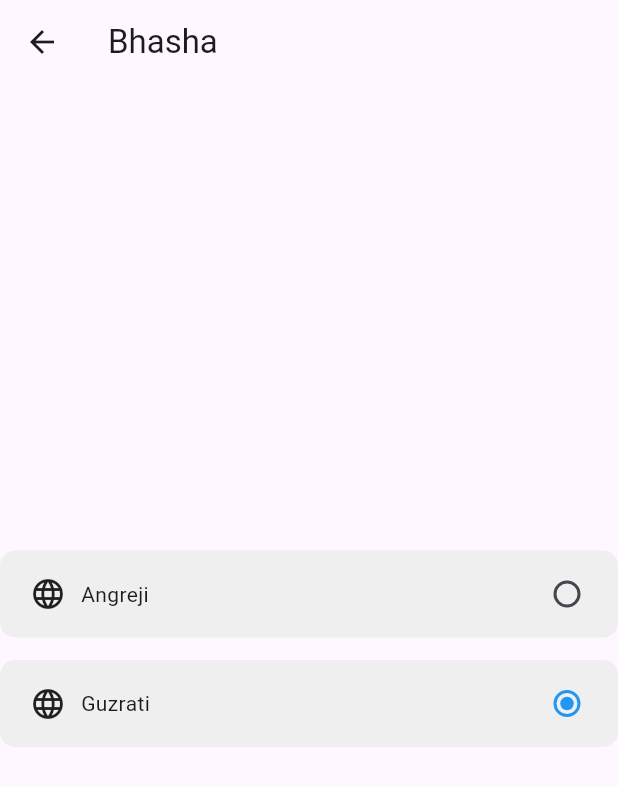
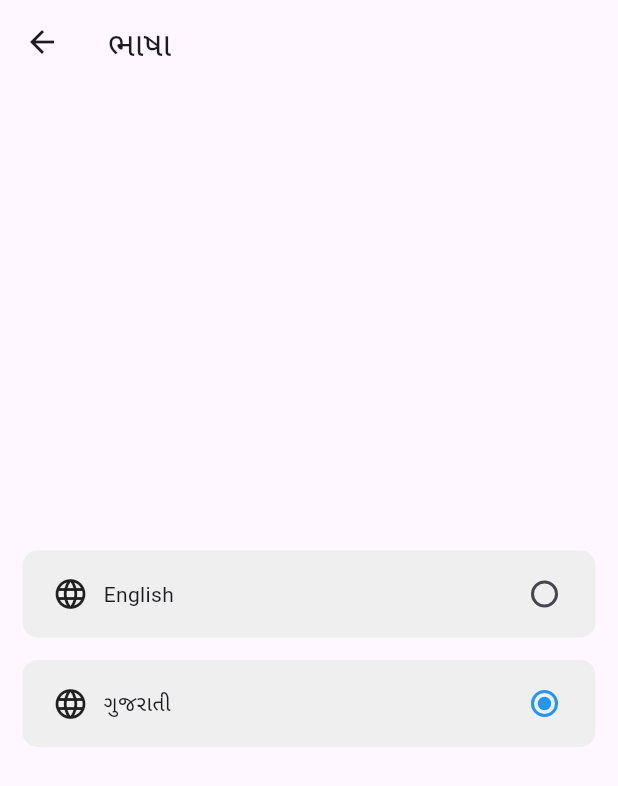
Before and after one commit to Jaydeep0604/getx_mvvm, a Flutter app: the LanguageScreen screen opened directly, after a tap on "Gujarati", on a phone screen of 412 x 824 dp. Shown: the top 786 px of the screen. Run offline on Flutter 3.47's test engine with Material 2 defaults, Android fonts, the phone set to English and light mode, and no system bars; our stand-ins replace fluttertoast, get, shared_preferences; missing offline and left inert: translator; accounts and stored records are empty.

Commit message:
app localization done with last updated language store

```diff
--- a/assets/lang/gu.json
+++ b/assets/lang/gu.json
@@ -1,11 +1,16 @@
 {
     "home":"ઘર",
-    "hello":"Ghello",
+    "hello":"નમસ્તે",
     "login":"પ્રવેશ કરો",
     "logout":"લૉગ આઉટ",
     "yes":"હા",
     "no":"ના",
-    "english":"Angreji",
-    "gujarati":"Guzrati",
-    "language":"Bhasha"
+    "english":"English",
+    "gujarati":"ગુજરાતી",
+    "language":"ભાષા",
+    "choose_your_language":"તમારી ભાષા પસંદ કરો",
+    "genrate_new":"નવું જનરેટ કરો",
+    "no_internet":"ઇન્ટરનેટ નથી",
+    "do_you_want_to_exit_this_application?":"શું તમે આ એપ્લિકેશનમાંથી બહાર નીકળવા માંગો છો?",
+    "quote_copied_to_clipboard":"ક્વોટ ક્લિપબોર્ડ પર કૉપિ કર્યું"
 }
--- a/lib/main.dart
+++ b/lib/main.dart
@@ -4,21 +4,21 @@ import 'package:get/get.dart';
 import 'package:getx_mvvm/languages/localization.dart';
 import 'package:getx_mvvm/resources/routes/routes.dart';
 import 'package:flutter_localizations/flutter_localizations.dart';
-import 'package:getx_mvvm/services/app_translator.dart';
 import 'package:getx_mvvm/view_models/controller/user_preferance_controller.dart';
 
 void main() async {
   WidgetsFlutterBinding.ensureInitialized();
-
-  String? locale = await userPreferance.getLanguage();
   SystemChrome.setPreferredOrientations([
     DeviceOrientation.portraitUp,
     DeviceOrientation.portraitDown,
   ]);
-  runApp(MyApp());
+  runApp(MyApp(
+
+  ));
 }
 
 class MyApp extends StatefulWidget {
+
   MyApp({Key? key}) : super(key: key);
 
   static void setLocale(BuildContext context, Locale newLocale) {
@@ -36,35 +36,32 @@ class MyApp extends StatefulWidget {
 
 class _MyAppState extends State<MyApp> {
   Locale? _locale;
-  // Locale _locale = Locale('gu', 'IN');
-  // late AppTranslator translator;
 
   @override
   void didChangeDependencies() {
     userPreferance.getLanguage().then((locale) {
-      setState(() {
-        Locale(locale!);
-      });
-
+        setState(() {
+          _locale = Locale(locale!);
+        });
       print("this is locale $locale");
     });
 
     super.didChangeDependencies();
   }
 
-  // void setLang() async {
-  //   final lang = await userPreferance.getLanguage();
-  //   if (lang != null) {
-  //     if (lang == "en") {
-  //       _locale = Locale('en', "US");
-  //     } else if (lang == 'gu') {
-  //       _locale = Locale('gu', "IN");
-  //     }
-  //     // translator = AppTranslator(locale: _locale!);
-  //   } else {
-  //     // translator = AppTranslator(locale: _locale!);
-  //   }
-  // }
+  void setLang() async {
+    final lang = await userPreferance.getLanguage();
+    if (lang != null) {
+      if (lang == "en") {
+        _locale = Locale('en', "US");
+      } else if (lang == 'gu') {
+        _locale = Locale('gu', "IN");
+      }
+      // translator = AppTranslator(locale: _locale!);
+    } else {
+      // translator = AppTranslator(locale: _locale!);
+    }
+  }
 
   void setLocale(Locale locale) {
     setState(() {
@@ -89,12 +86,8 @@ class _MyAppState extends State<MyApp> {
         GlobalCupertinoLocalizations.delegate,
       ],
       supportedLocales: [
-        Locale(
-          'en',
-        ),
-        Locale(
-          'gu',
-        ),
+        Locale('en', 'US'),
+        Locale('gu', 'IN'),
       ],
       locale: _locale,
     );
--- a/lib/view/login/language.dart
+++ b/lib/view/login/language.dart
@@ -1,9 +1,7 @@
 import 'package:flutter/material.dart';
 import 'package:getx_mvvm/languages/localization.dart';
 import 'package:getx_mvvm/main.dart';
-import 'package:getx_mvvm/view_models/controller/user_preferance_controller.dart';
-
-import '../../resources/colors/colors.dart';
+import 'package:getx_mvvm/resources/colors/colors.dart';
 
 class LanguageScreen extends StatefulWidget {
   @override
@@ -11,16 +9,19 @@ class LanguageScreen extends StatefulWidget {
 }
 
 class _LanguageScreenState extends State<LanguageScreen> {
-  late Locale? locale;
+  Locale? _locale;
 
-  @override
-  void initState() {
-    super.initState();
-    getLocale();
-  }
+  void didChangeDependencies() {
+    super.didChangeDependencies();
+    // userPreferance.getLanguage().then((locale) {
+    //   setState(() {
+    //     _locale = Locale(locale!);
+    //     print(_locale);
+    //     print(locale);
+    //   });
+    // });
 
-  getLocale() {
-    locale = MyApp.getLocale(context);
+    _locale = MyApp.getLocale(context) ?? Locale('en');
   }
 
   @override
@@ -31,16 +32,18 @@ class _LanguageScreenState extends State<LanguageScreen> {
             AppLocalization.of(context)?.getTranslatedValue('language') ??
                 'Language'),
       ),
-      body: Column(
+      body: Padding(
+        padding: const EdgeInsets.all(15),
+        child: Column(
           mainAxisAlignment: MainAxisAlignment.center,
           crossAxisAlignment: CrossAxisAlignment.center,
           children: [
             GestureDetector(
               onTap: () {
                 setState(() {
-                locale = Locale("en", "US");
+                  _locale = Locale("en");
                 });
-              MyApp.setLocale(context, locale as Locale);
+                MyApp.setLocale(context, _locale as Locale);
               },
               child: Container(
                 decoration: BoxDecoration(
@@ -61,18 +64,17 @@ class _LanguageScreenState extends State<LanguageScreen> {
                     ),
                     Radio(
                       activeColor: AppColors.blueColor,
-                      value: Locale("en", "US"),
-                      groupValue: locale,
+                      value: Locale("en"),
+                      groupValue: _locale,
                       onChanged: (language) async {
                         if (language != null) {
-                          Locale _locale = await userPreferance
-                              .setLanguage(language.languageCode);
-                          MyApp.setLocale(context, _locale);
+                          MyApp.setLocale(context, _locale as Locale);
                         }
-                        // setState(() {
-                        //   locale = language as Locale;
-                        // });
-                      })
+                        setState(() {
+                          _locale = language as Locale;
+                        });
+                      },
+                    )
                   ],
                 ),
               ),
@@ -83,9 +85,9 @@ class _LanguageScreenState extends State<LanguageScreen> {
             GestureDetector(
               onTap: () {
                 setState(() {
-                locale = Locale("gu", "IN");
+                  _locale = Locale("gu");
                 });
-              MyApp.setLocale(context, locale as Locale);
+                MyApp.setLocale(context, _locale as Locale);
               },
               child: Container(
                 decoration: BoxDecoration(
@@ -106,16 +108,14 @@ class _LanguageScreenState extends State<LanguageScreen> {
                     ),
                     Radio(
                         activeColor: AppColors.blueColor,
-                      value: Locale("gu", "IN"),
-                      groupValue: locale,
+                        value: Locale("gu"),
+                        groupValue: _locale,
                         onChanged: (language) async {
-                        // setState(() {
-                        //   locale = language as Locale;
-                        // });
+                          setState(() {
+                            _locale = language as Locale;
+                          });
                           if (language != null) {
-                          Locale _locale = await userPreferance
-                              .setLanguage(language.languageCode);
-                          MyApp.setLocale(context, _locale);
+                            MyApp.setLocale(context, _locale as Locale);
                           }
                         })
                   ],
@@ -127,6 +127,7 @@ class _LanguageScreenState extends State<LanguageScreen> {
             ),
           ],
         ),
+      ),
     );
   }
 }
--- a/lib/view_models/controller/user_preferance_controller.dart
+++ b/lib/view_models/controller/user_preferance_controller.dart
@@ -33,42 +33,68 @@ class UserPreferance extends GetxController {
 
   Future<String?> getLanguage() async {
     SharedPreferences preferences = await SharedPreferences.getInstance();
-
+    String? lang;
     try {
-      String langCode = await preferences.getString(LANGUAGE_CODE) ?? ENGLISH;
-      return langCode;
+      lang = preferences.getString("lang");
+      return lang;
     } catch (e) {
       return null;
     }
   }
 
-  Future<Locale> setLanguage(String langCode) async {
+  Future<bool> setLanguage(String langCode) async {
     SharedPreferences preferences = await SharedPreferences.getInstance();
-    await preferences.setString(LANGUAGE_CODE, langCode);
-    return _locale(langCode);
-    // String? lang;
-    // try {
-    //   lang = await preferences.getString("lang");
-    // } catch (e) {
-    //   print(e.toString());
-    // }
-    // if (lang != null) {
-    //   preferences.remove("lang");
-    // }
-    // bool isSetLang = await preferences.setString("lang", langCode);
-    // return isSetLang;
+    String? lang;
+    try {
+      lang = preferences.getString("lang");
+    } catch (e) {
+      print(e.toString());
+    }
+    if (lang != null) {
+      preferences.remove("lang");
+    }
+    bool isSetLang = await preferences.setString("lang", langCode);
+    return isSetLang;
   }
 
-  Locale _locale(String langCode) {
-    switch (langCode) {
-      case ENGLISH:
-        return Locale(ENGLISH, "US");
-      case GUJARATI:
-        return Locale(GUJARATI, "IN");
-      default:
-        return Locale(ENGLISH, "US");
-    }
-  }
+  // Future<String?> getLanguage() async {
+  //   SharedPreferences preferences = await SharedPreferences.getInstance();
+
+  //   try {
+  //     String langCode = await preferences.getString(LANGUAGE_CODE) ?? ENGLISH;
+  //     return langCode;
+  //   } catch (e) {
+  //     return null;
+  //   }
+  // }
+
+  // Future<Locale> setLanguage(String langCode) async {
+  //   SharedPreferences preferences = await SharedPreferences.getInstance();
+  //   await preferences.setString(LANGUAGE_CODE, langCode);
+  //   return _locale(langCode);
+  //   // String? lang;
+  //   // try {
+  //   //   lang = await preferences.getString("lang");
+  //   // } catch (e) {
+  //   //   print(e.toString());
+  //   // }
+  //   // if (lang != null) {
+  //   //   preferences.remove("lang");
+  //   // }
+  //   // bool isSetLang = await preferences.setString("lang", langCode);
+  //   // return isSetLang;
+  // }
+
+  // Locale _locale(String langCode) {
+  //   switch (langCode) {
+  //     case ENGLISH:
+  //       return Locale(ENGLISH, "US");
+  //     case GUJARATI:
+  //       return Locale(GUJARATI, "IN");
+  //     default:
+  //       return Locale(ENGLISH, "US");
+  //   }
+  // }
 }
 
 UserPreferance userPreferance = UserPreferance();
```
Also changed, not shown: assets/lang/en.json (+6 -1 lines). Lines whose indentation alone changed are shown as unchanged.
